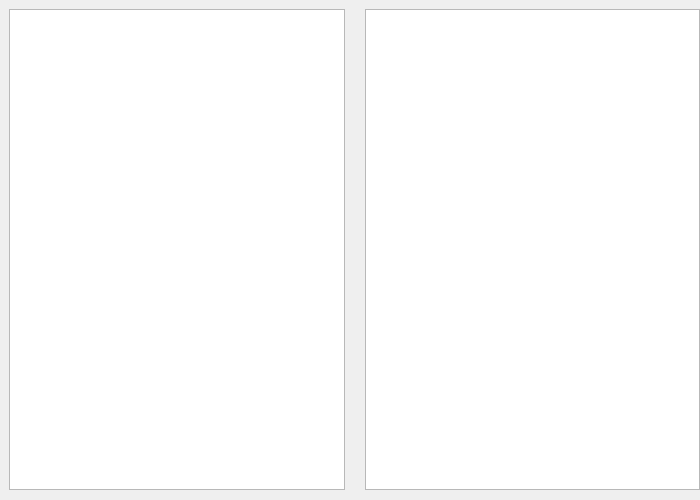
windy1/TunaVid-ui, file videochatwindow.ui: the form before one commit.
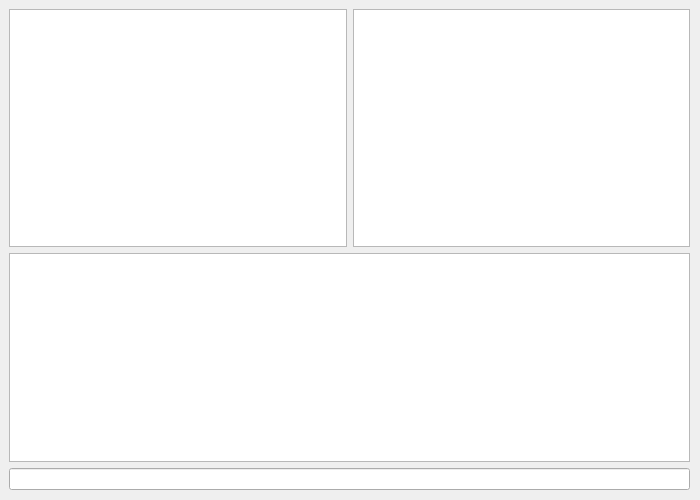
The form after the commit.

Commit message: video chat stuff

Patch:
```diff
--- a/videochatwindow.ui
+++ b/videochatwindow.ui
@@ -18,19 +18,46 @@
     <rect>
      <x>9</x>
      <y>9</y>
-     <width>691</width>
+     <width>681</width>
      <height>481</height>
     </rect>
    </property>
-   <layout class="QGridLayout" name="gridLayout">
-    <property name="horizontalSpacing">
-     <number>20</number>
-    </property>
-    <item row="0" column="0">
-     <widget class="QGraphicsView" name="localCam"/>
+   <layout class="QVBoxLayout" name="verticalLayout">
+    <item>
+     <layout class="QHBoxLayout" name="videoPanels">
+      <item>
+       <widget class="QGraphicsView" name="localCam">
+        <property name="lineWidth">
+         <number>1</number>
+        </property>
+        <property name="verticalScrollBarPolicy">
+         <enum>Qt::ScrollBarAsNeeded</enum>
+        </property>
+        <property name="horizontalScrollBarPolicy">
+         <enum>Qt::ScrollBarAsNeeded</enum>
+        </property>
+        <property name="alignment">
+         <set>Qt::AlignLeading|Qt::AlignLeft|Qt::AlignTop</set>
+        </property>
+       </widget>
+      </item>
+      <item>
+       <widget class="QGraphicsView" name="remoteCam"/>
+      </item>
+     </layout>
     </item>
-    <item row="0" column="1">
-     <widget class="QGraphicsView" name="remoteCam"/>
+    <item>
+     <layout class="QVBoxLayout" name="chat">
+      <property name="sizeConstraint">
+       <enum>QLayout::SetDefaultConstraint</enum>
+      </property>
+      <item>
+       <widget class="QTextBrowser" name="chatBrowser"/>
+      </item>
+      <item>
+       <widget class="QLineEdit" name="chatEdit"/>
+      </item>
+     </layout>
     </item>
    </layout>
   </widget>
```
Left out of the diff: 2 changed lines with no effect on the pictures. The commit also changes 9 other files.
